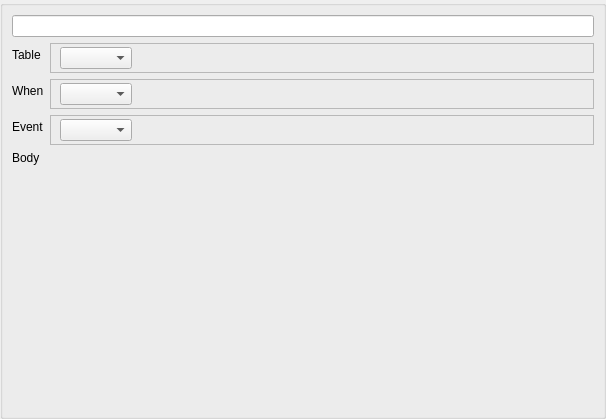
This is TriggerForm.ui in fritzone/ddm as Qt 5 draws it before an edit. The edited form follows.
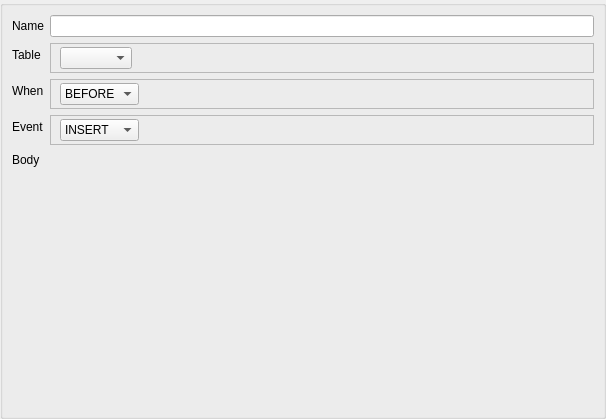
This is the edited form. Icons and pictures are not drawn.

Commit message: more trigger implementation

```diff
--- a/TriggerForm.ui
+++ b/TriggerForm.ui
@@ -29,9 +29,6 @@
       <property name="margin">
        <number>9</number>
       </property>
-      <item row="0" column="0" colspan="2">
-       <widget class="QLineEdit" name="lineEdit"/>
-      </item>
       <item row="1" column="0">
        <widget class="QLabel" name="label">
         <property name="text">
@@ -55,13 +52,35 @@
           <number>3</number>
          </property>
          <item>
-          <widget class="QComboBox" name="comboBox_2"/>
+          <widget class="QComboBox" name="cmbTime">
+           <item>
+            <property name="text">
+             <string>BEFORE</string>
+            </property>
+            <property name="icon">
+             <iconset resource="dbm.qrc">
+              <normaloff>:/images/actions/images/small/before.png</normaloff>:/images/actions/images/small/before.png</iconset>
+            </property>
+           </item>
+           <item>
+            <property name="text">
+             <string>AFTER</string>
+            </property>
+            <property name="icon">
+             <iconset resource="dbm.qrc">
+              <normaloff>:/images/actions/images/small/after.png</normaloff>:/images/actions/images/small/after.png</iconset>
+            </property>
+           </item>
+          </widget>
          </item>
          <item>
           <spacer name="horizontalSpacer">
            <property name="orientation">
             <enum>Qt::Horizontal</enum>
            </property>
+           <property name="sizeType">
+            <enum>QSizePolicy::MinimumExpanding</enum>
+           </property>
            <property name="sizeHint" stdset="0">
             <size>
              <width>40</width>
@@ -137,7 +156,35 @@
           <number>3</number>
          </property>
          <item>
-          <widget class="QComboBox" name="comboBox_4"/>
+          <widget class="QComboBox" name="cmbEvent">
+           <item>
+            <property name="text">
+             <string>INSERT</string>
+            </property>
+            <property name="icon">
+             <iconset resource="dbm.qrc">
+              <normaloff>:/images/actions/images/small/insert_table_row.png</normaloff>:/images/actions/images/small/insert_table_row.png</iconset>
+            </property>
+           </item>
+           <item>
+            <property name="text">
+             <string>UPDATE</string>
+            </property>
+            <property name="icon">
+             <iconset resource="dbm.qrc">
+              <normaloff>:/images/actions/images/small/trigger_update.png</normaloff>:/images/actions/images/small/trigger_update.png</iconset>
+            </property>
+           </item>
+           <item>
+            <property name="text">
+             <string>DELETE</string>
+            </property>
+            <property name="icon">
+             <iconset resource="dbm.qrc">
+              <normaloff>:/images/actions/images/small/delete_table_row.png</normaloff>:/images/actions/images/small/delete_table_row.png</iconset>
+            </property>
+           </item>
+          </widget>
          </item>
          <item>
           <spacer name="horizontalSpacer_3">
@@ -162,6 +209,21 @@
         </property>
        </widget>
       </item>
+      <item row="4" column="1">
+       <widget class="QFrame" name="frame_2">
+        <layout class="QHBoxLayout" name="horizontalLayout_4"/>
+       </widget>
+      </item>
+      <item row="0" column="1">
+       <widget class="QLineEdit" name="txtTriggerName"/>
+      </item>
+      <item row="0" column="0">
+       <widget class="QLabel" name="label_5">
+        <property name="text">
+         <string>Name</string>
+        </property>
+       </widget>
+      </item>
      </layout>
     </widget>
    </item>
```
Left out of the diff: 6 changed lines with no effect on the pictures. The commit also changes 27 other files.
